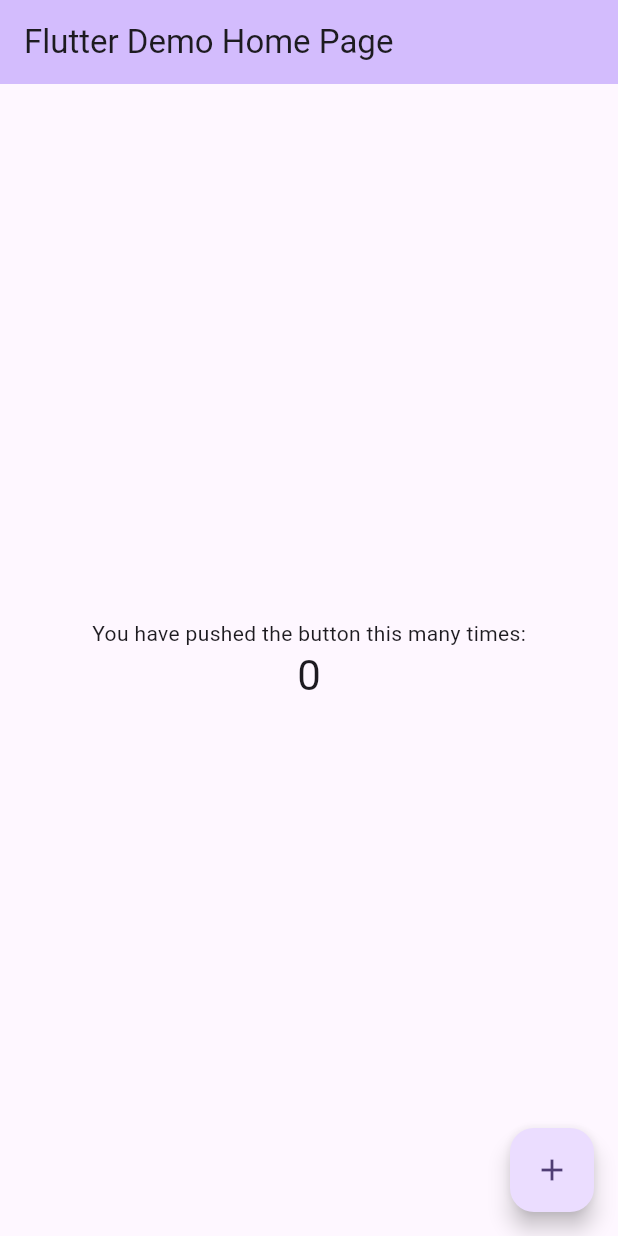
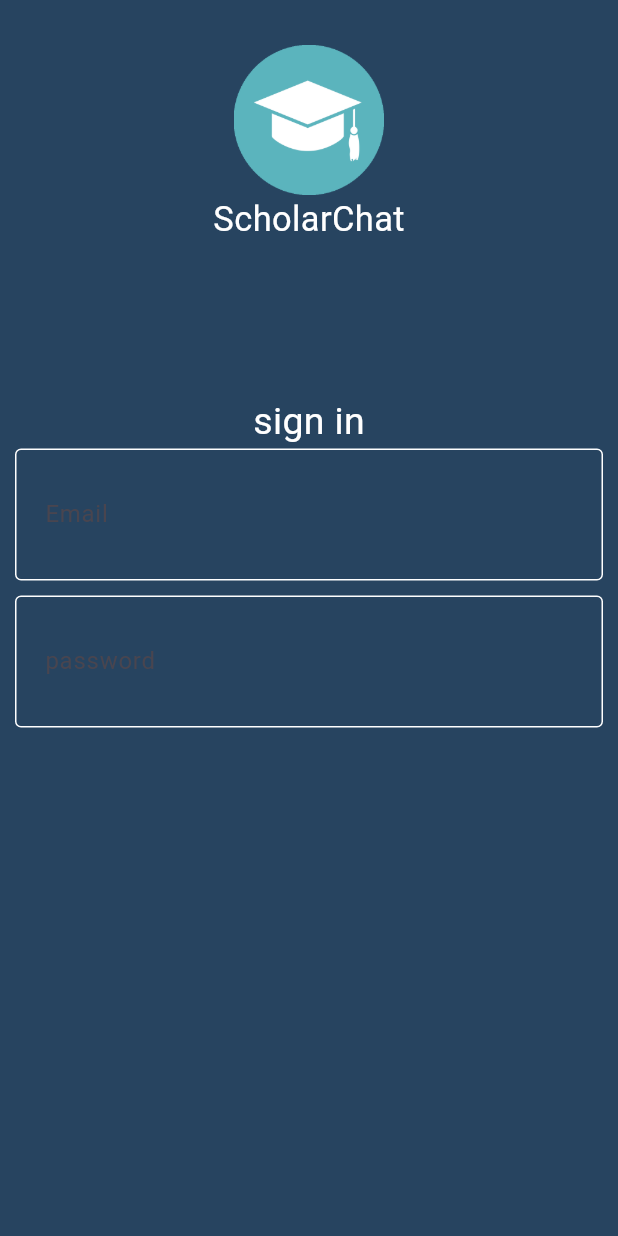
Before and after one commit to FatmaAhmedd33/Chat_App, a Flutter app: the screen it shows after launch, on a phone screen of 412 x 824 dp. Run offline on Flutter 3.47's test engine with Material 3 defaults, Android fonts, the phone set to English and light mode, and no system bars.

Commit message:
build ui of sign in page

```diff
--- a/lib/main.dart
+++ b/lib/main.dart
@@ -1,125 +1,17 @@
+import 'package:chat_app/screens/login_page.dart';
 import 'package:flutter/material.dart';
 
 void main() {
-  runApp(const MyApp());
+  runApp(const ChatApp());
 }
 
-class MyApp extends StatelessWidget {
-  const MyApp({super.key});
+class ChatApp extends StatelessWidget {
+  const ChatApp({super.key});
 
   // This widget is the root of your application.
   @override
   Widget build(BuildContext context) {
-    return MaterialApp(
-      title: 'Flutter Demo',
-      theme: ThemeData(
-        // This is the theme of your application.
-        //
-        // TRY THIS: Try running your application with "flutter run". You'll see
-        // the application has a purple toolbar. Then, without quitting the app,
-        // try changing the seedColor in the colorScheme below to Colors.green
-        // and then invoke "hot reload" (save your changes or press the "hot
-        // reload" button in a Flutter-supported IDE, or press "r" if you used
-        // the command line to start the app).
-        //
-        // Notice that the counter didn't reset back to zero; the application
-        // state is not lost during the reload. To reset the state, use hot
-        // restart instead.
-        //
-        // This works for code too, not just values: Most code changes can be
-        // tested with just a hot reload.
-        colorScheme: ColorScheme.fromSeed(seedColor: Colors.deepPurple),
-        useMaterial3: true,
-      ),
-      home: const MyHomePage(title: 'Flutter Demo Home Page'),
-    );
+    return const MaterialApp(home:  LoginPage(),
+    debugShowCheckedModeBanner: false,);
   }
 }
-
-class MyHomePage extends StatefulWidget {
-  const MyHomePage({super.key, required this.title});
-
-  // This widget is the home page of your application. It is stateful, meaning
-  // that it has a State object (defined below) that contains fields that affect
-  // how it looks.
-
-  // This class is the configuration for the state. It holds the values (in this
-  // case the title) provided by the parent (in this case the App widget) and
-  // used by the build method of the State. Fields in a Widget subclass are
-  // always marked "final".
-
-  final String title;
-
-  @override
-  State<MyHomePage> createState() => _MyHomePageState();
-}
-
-class _MyHomePageState extends State<MyHomePage> {
-  int _counter = 0;
-
-  void _incrementCounter() {
-    setState(() {
-      // This call to setState tells the Flutter framework that something has
-      // changed in this State, which causes it to rerun the build method below
-      // so that the display can reflect the updated values. If we changed
-      // _counter without calling setState(), then the build method would not be
-      // called again, and so nothing would appear to happen.
-      _counter++;
-    });
-  }
-
-  @override
-  Widget build(BuildContext context) {
-    // This method is rerun every time setState is called, for instance as done
-    // by the _incrementCounter method above.
-    //
-    // The Flutter framework has been optimized to make rerunning build methods
-    // fast, so that you can just rebuild anything that needs updating rather
-    // than having to individually change instances of widgets.
-    return Scaffold(
-      appBar: AppBar(
-        // TRY THIS: Try changing the color here to a specific color (to
-        // Colors.amber, perhaps?) and trigger a hot reload to see the AppBar
-        // change color while the other colors stay the same.
-        backgroundColor: Theme.of(context).colorScheme.inversePrimary,
-        // Here we take the value from the MyHomePage object that was created by
-        // the App.build method, and use it to set our appbar title.
-        title: Text(widget.title),
-      ),
-      body: Center(
-        // Center is a layout widget. It takes a single child and positions it
-        // in the middle of the parent.
-        child: Column(
-          // Column is also a layout widget. It takes a list of children and
-          // arranges them vertically. By default, it sizes itself to fit its
-          // children horizontally, and tries to be as tall as its parent.
-          //
-          // Column has various properties to control how it sizes itself and
-          // how it positions its children. Here we use mainAxisAlignment to
-          // center the children vertically; the main axis here is the vertical
-          // axis because Columns are vertical (the cross axis would be
-          // horizontal).
-          //
-          // TRY THIS: Invoke "debug painting" (choose the "Toggle Debug Paint"
-          // action in the IDE, or press "p" in the console), to see the
-          // wireframe for each widget.
-          mainAxisAlignment: MainAxisAlignment.center,
-          children: <Widget>[
-            const Text(
-              'You have pushed the button this many times:',
-            ),
-            Text(
-              '$_counter',
-              style: Theme.of(context).textTheme.headlineMedium,
-            ),
-          ],
-        ),
-      ),
-      floatingActionButton: FloatingActionButton(
-        onPressed: _incrementCounter,
-        tooltip: 'Increment',
-        child: const Icon(Icons.add),
-      ), // This trailing comma makes auto-formatting nicer for build methods.
-    );
-  }
-}
--- /dev/null
+++ b/lib/screens/login_page.dart
@@ -0,0 +1,64 @@
+import 'package:flutter/material.dart';
+
+class LoginPage extends StatelessWidget {
+  const LoginPage({super.key});
+
+  @override
+  Widget build(BuildContext context) {
+    return Scaffold(
+      backgroundColor: const Color(0xff274460),
+      body: Padding(
+        padding: const EdgeInsets.symmetric(vertical: 30, horizontal: 10),
+        child: Column(
+          children: [
+            Image.asset(
+              'assets/images/pngwing.com.png',
+              height: 100,
+              width: 100,
+            ),
+            const Text(
+              'ScholarChat',
+              style: TextStyle(color: Colors.white, fontSize: 23),
+            ),
+            const SizedBox(
+              height: 100,
+            ),
+            const Text(
+              'sign in',
+              style: TextStyle(color: Colors.white, fontSize: 25),
+            ),
+            const TextField(
+                decoration: InputDecoration(
+              focusedBorder: OutlineInputBorder(
+                borderSide: BorderSide(color: Colors.blue),
+              ),
+              enabledBorder: OutlineInputBorder(
+                borderSide: BorderSide(color: Colors.white),
+              ),
+              hintText: 'Email',
+              contentPadding:
+                  EdgeInsets.symmetric(horizontal: 16, vertical: 32),
+              border: OutlineInputBorder(
+                  borderSide: BorderSide(color: Colors.white)),
+            )),
+            const SizedBox(
+              height: 10,
+            ),
+            const TextField(
+                decoration: InputDecoration(
+              focusedBorder: OutlineInputBorder(
+                borderSide: BorderSide(color: Colors.blue),
+              ),
+              enabledBorder: OutlineInputBorder(
+                  borderSide: BorderSide(color: Colors.white)),
+              hintText: 'password',
+              contentPadding:
+                  EdgeInsets.symmetric(horizontal: 16, vertical: 32),
+              border: OutlineInputBorder(borderSide: BorderSide()),
+            ))
+          ],
+        ),
+      ),
+    );
+  }
+}
--- a/pubspec.yaml
+++ b/pubspec.yaml
@@ -59,8 +59,8 @@ flutter:
   uses-material-design: true
 
   # To add assets to your application, add an assets section, like this:
-  # assets:
-  #   - images/a_dot_burr.jpeg
+  assets:
+    - assets/images/
   #   - images/a_dot_ham.jpeg
 
   # An image asset can refer to one or more resolution-specific "variants", see
```
Also changed, not shown: assets/fonts/Pacifico-Regular.ttf (added), assets/images/pngwing.com.png (added), assets/images/scholar.png (added), 1 other file.
